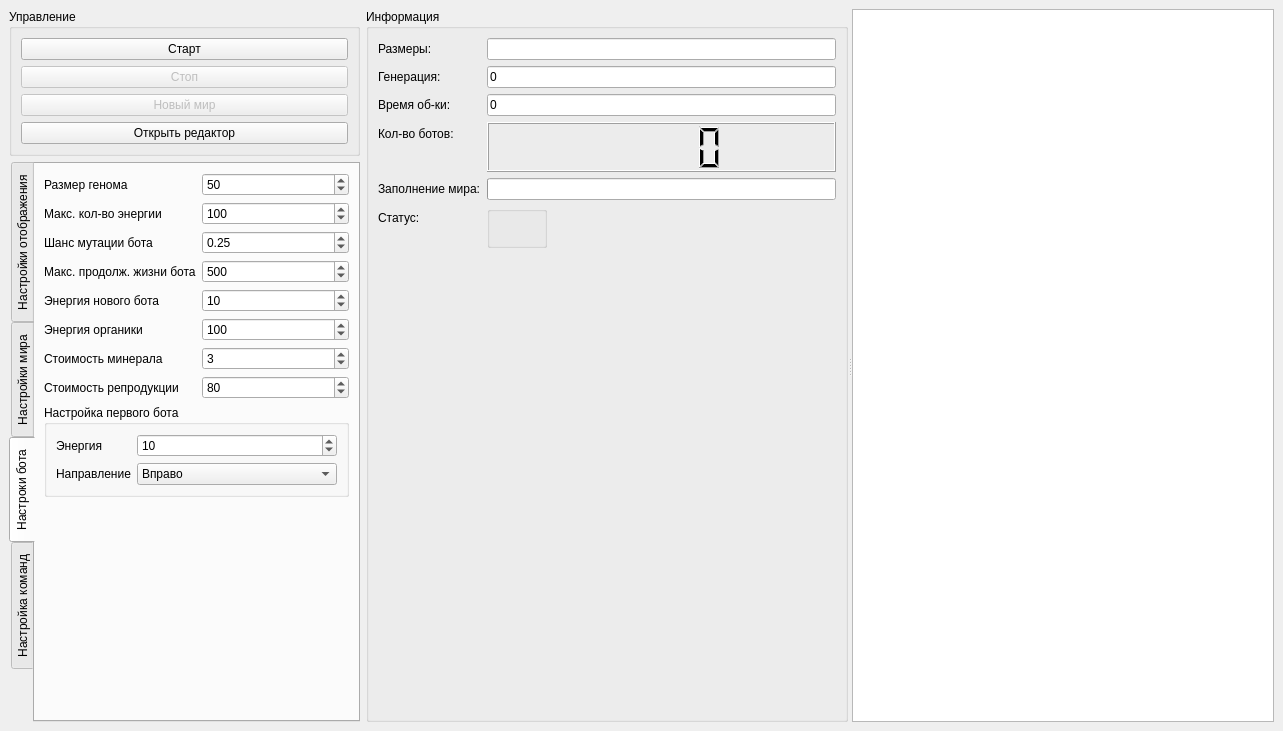
Qt form mainwindow.ui (TomasGlgg/QGenetic) before a commit.
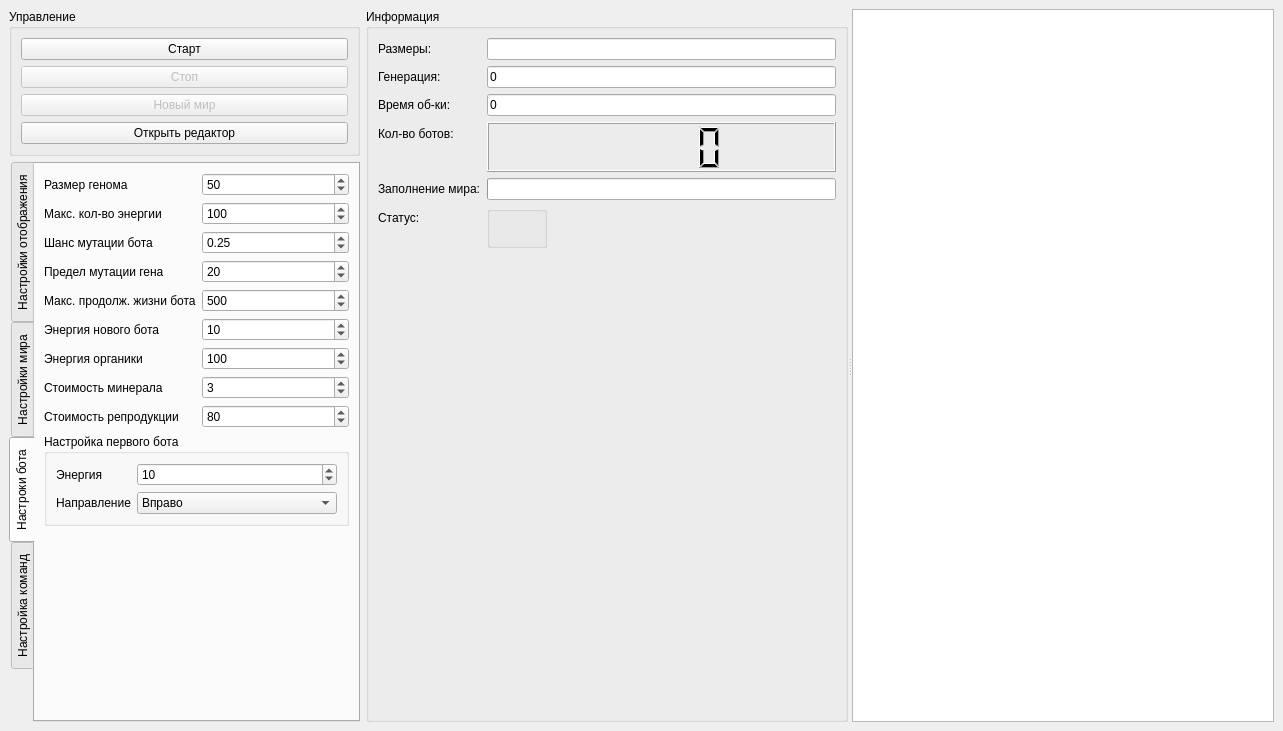
The same form after that commit. The open tabs and pages were chosen to show the change.

Commit message: Move to ui mutateGenRange

The edit to the form file:
```diff
--- a/mainwindow.ui
+++ b/mainwindow.ui
@@ -513,14 +513,14 @@
             </property>
            </widget>
           </item>
-          <item row="3" column="0">
+          <item row="4" column="0">
            <widget class="QLabel" name="label_15">
             <property name="text">
              <string>Макс. продолж. жизни бота</string>
             </property>
            </widget>
           </item>
-          <item row="3" column="1">
+          <item row="4" column="1">
            <widget class="QSpinBox" name="max_old">
             <property name="minimum">
              <number>2</number>
@@ -533,14 +533,14 @@
             </property>
            </widget>
           </item>
-          <item row="4" column="0">
+          <item row="5" column="0">
            <widget class="QLabel" name="label_27">
             <property name="text">
              <string>Энергия нового бота</string>
             </property>
            </widget>
           </item>
-          <item row="4" column="1">
+          <item row="5" column="1">
            <widget class="QSpinBox" name="new_bot_energy">
             <property name="minimum">
              <number>1</number>
@@ -553,14 +553,14 @@
             </property>
            </widget>
           </item>
-          <item row="5" column="0">
+          <item row="6" column="0">
            <widget class="QLabel" name="label_28">
             <property name="text">
              <string>Энергия органики</string>
             </property>
            </widget>
           </item>
-          <item row="5" column="1">
+          <item row="6" column="1">
            <widget class="QSpinBox" name="organicEnergy">
             <property name="minimum">
              <number>1</number>
@@ -573,28 +573,28 @@
             </property>
            </widget>
           </item>
-          <item row="6" column="0">
+          <item row="7" column="0">
            <widget class="QLabel" name="label_29">
             <property name="text">
              <string>Стоимость минерала</string>
             </property>
            </widget>
           </item>
-          <item row="6" column="1">
+          <item row="7" column="1">
            <widget class="QSpinBox" name="mineralPrice">
             <property name="value">
              <number>3</number>
             </property>
            </widget>
           </item>
-          <item row="7" column="0">
+          <item row="8" column="0">
            <widget class="QLabel" name="label_30">
             <property name="text">
              <string>Стоимость репродукции</string>
             </property>
            </widget>
           </item>
-          <item row="7" column="1">
+          <item row="8" column="1">
            <widget class="QSpinBox" name="reproductionPrice">
             <property name="minimum">
              <number>1</number>
@@ -607,7 +607,7 @@
             </property>
            </widget>
           </item>
-          <item row="8" column="0" colspan="2">
+          <item row="9" column="0" colspan="2">
            <widget class="QGroupBox" name="groupBox_7">
             <property name="title">
              <string>Настройка первого бота</string>
@@ -690,6 +690,23 @@
             </layout>
            </widget>
           </item>
+          <item row="3" column="0">
+           <widget class="QLabel" name="label_8">
+            <property name="text">
+             <string>Предел мутации гена</string>
+            </property>
+           </widget>
+          </item>
+          <item row="3" column="1">
+           <widget class="QSpinBox" name="mutateGenRange">
+            <property name="minimum">
+             <number>1</number>
+            </property>
+            <property name="value">
+             <number>20</number>
+            </property>
+           </widget>
+          </item>
          </layout>
         </widget>
         <widget class="QWidget" name="tab_6">
```
The commit also changes 2 other files.
